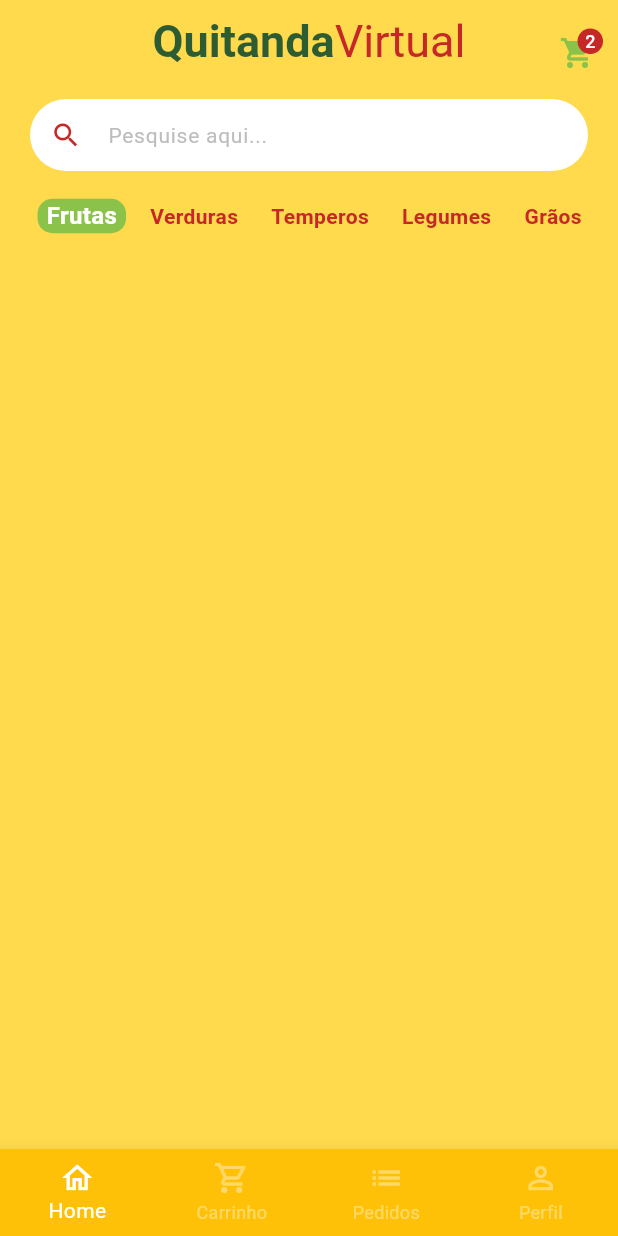
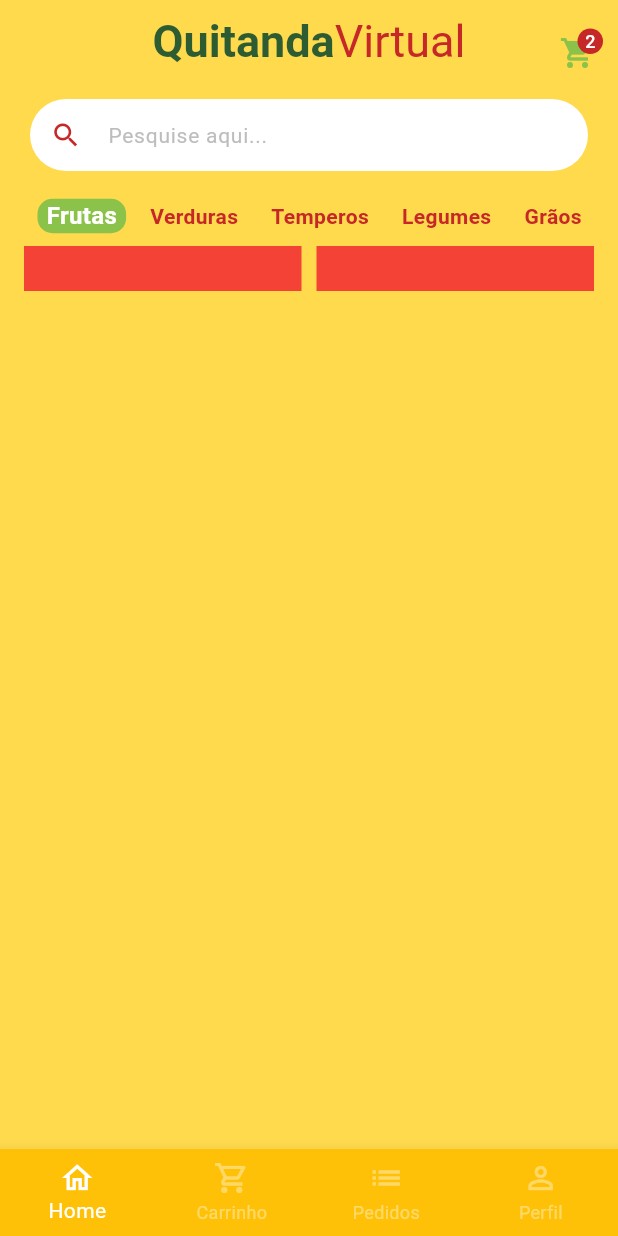
Before and after one commit to GabrielsFelix-utp/flutter_application_1, a Flutter app: the BaseScreen screen opened directly, on a phone screen of 412 x 824 dp. Run offline on Flutter 3.47's test engine with Material 3 defaults, Android fonts, the phone set to English and light mode, and no system bars; our stand-ins replace animated_text_kit, mask_text_input_formatter.

Commit message:
Grid de apresentação

```diff
--- a/lib/main.dart
+++ b/lib/main.dart
@@ -1,5 +1,5 @@
 import 'package:flutter/material.dart';
-import 'package:flutter_application_1/src/auth/sign_in_screen.dart';
+import 'package:flutter_application_1/src/auth/Pages/sign_in_screen.dart';
 
 void main() {
   runApp(const MyApp());
--- a/lib/src/auth/Base/base_screen.dart
+++ b/lib/src/auth/Pages/Base/base_screen.dart
@@ -1,5 +1,5 @@
 import 'package:flutter/material.dart';
-import 'package:flutter_application_1/src/auth/home/home_tab.dart';
+import 'package:flutter_application_1/src/auth/Pages/home/home_tab.dart';
 
 class BaseScreen extends StatefulWidget {
   BaseScreen({super.key});
@@ -16,7 +16,7 @@ class _BaseScreenState extends State<BaseScreen> {
   Widget build(BuildContext context) {
     return Scaffold(
       body: PageView(
-        physics: NeverScrollableScrollPhysics(),
+        physics: const NeverScrollableScrollPhysics(),
         controller: widget.pageController,
         onPageChanged: (index) {
           setState(() {
@@ -24,7 +24,7 @@ class _BaseScreenState extends State<BaseScreen> {
           });
         },
         children: [
-          HomeTab(),
+          const HomeTab(),
           Container(color: Colors.yellow),
           Container(color: Colors.green),
           Container(color: Colors.purple),
--- a/lib/src/auth/home/home_tab.dart
+++ b/lib/src/auth/Pages/home/home_tab.dart
@@ -1,24 +1,17 @@
 import 'package:flutter/foundation.dart';
 import 'package:flutter/material.dart';
 import 'package:flutter_application_1/src/auth/config/custom_colors.dart';
-import 'package:flutter_application_1/src/auth/home/Components/category_tile.dart';
+import 'package:flutter_application_1/src/auth/Pages/home/Components/category_tile.dart';
+import 'package:flutter_application_1/src/auth/config/app_data.dart' as appData;
 
 class HomeTab extends StatefulWidget {
-  HomeTab({super.key});
+  const HomeTab({super.key});
 
   @override
   State<HomeTab> createState() => _HomeTabState();
 }
 
 class _HomeTabState extends State<HomeTab> {
-  List<String> categories = [
-    'Frutas',
-    'Verduras',
-    'Temperos',
-    'Legumes',
-    'Grãos',
-  ];
-
   String selectedCategory = 'Frutas';
 
   @override
@@ -120,21 +113,39 @@ class _HomeTabState extends State<HomeTab> {
                 return CategoryTile(
                   onPressed: () {
                     setState(() {
-                      selectedCategory = categories[index];
+                      selectedCategory = appData.categories[index];
                     });
                   },
-                  category: categories[index],
-                  isSelected: categories[index] == selectedCategory,
+                  category: appData.categories[index],
+                  isSelected: appData.categories[index] == selectedCategory,
                 );
               },
               separatorBuilder: (_, index) => const SizedBox(
                 width: 10,
               ),
-              itemCount: categories.length,
+              itemCount: appData.categories.length,
             ),
           ),
 
           //Grid
+          Expanded(
+            child: GridView.builder(
+              padding: const EdgeInsets.fromLTRB(16, 0, 16, 16),
+              physics: const BouncingScrollPhysics(),
+              gridDelegate: const SliverGridDelegateWithFixedCrossAxisCount(
+                crossAxisCount: 2,
+                mainAxisExtent: 10,
+                crossAxisSpacing: 10,
+                childAspectRatio: 9 / 11.5,
+              ),
+              itemCount: appData.items.length,
+              itemBuilder: (_, Index) {
+                return Container(
+                  color: Colors.red,
+                );
+              },
+            ),
+          ),
         ],
       ),
     );
--- a/lib/src/auth/sign_in_screen.dart
+++ b/lib/src/auth/Pages/sign_in_screen.dart
@@ -1,9 +1,9 @@
 import 'package:animated_text_kit/animated_text_kit.dart';
 import 'package:flutter/material.dart';
-import 'package:flutter_application_1/src/auth/Base/base_screen.dart';
+import 'package:flutter_application_1/src/auth/Pages/Base/base_screen.dart';
 import 'package:flutter_application_1/src/auth/components/custom_text_field.dart';
 import 'package:flutter_application_1/src/auth/config/custom_colors.dart';
-import 'package:flutter_application_1/src/auth/sign_up_screen.dart';
+import 'package:flutter_application_1/src/auth/Pages/sign_up_screen.dart';
 
 class SignInScreen extends StatelessWidget {
   // ignore: use_super_parameters
--- a/pubspec.yaml
+++ b/pubspec.yaml
@@ -62,8 +62,8 @@ flutter:
   uses-material-design: true
 
   # To add assets to your application, add an assets section, like this:
-  # assets:
-  #   - images/a_dot_burr.jpeg
+   assets:
+     - assets/fruits/
   #   - images/a_dot_ham.jpeg
 
   # An image asset can refer to one or more resolution-specific "variants", see
```
Also changed, not shown: lib/src/auth/Models/item_model.dart (added, +15 -0 lines), lib/src/auth/config/app_data.dart (added, +73 -0 lines), assets/fruits/apple.png (added), assets/fruits/grape.png (added), assets/fruits/guava.png (added), assets/fruits/kiwi.png (added), assets/fruits/mango (1).png (added), assets/fruits/papaya.png (added), lib/src/auth/Pages/home/Components/category_tile.dart (renamed from lib/src/auth/home/Components/category_tile.dart), lib/src/auth/Pages/sign_up_screen.dart (renamed from lib/src/auth/sign_up_screen.dart).
